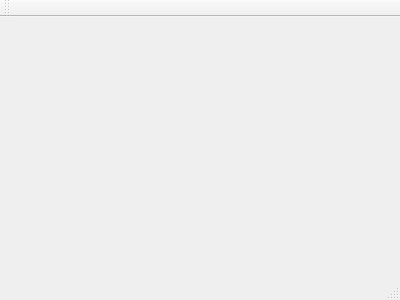
Above: C++Project/GM-Companion/mainwindow.ui from PhilInTheGaps/GM-Companion before the change. Below: the same form after it.
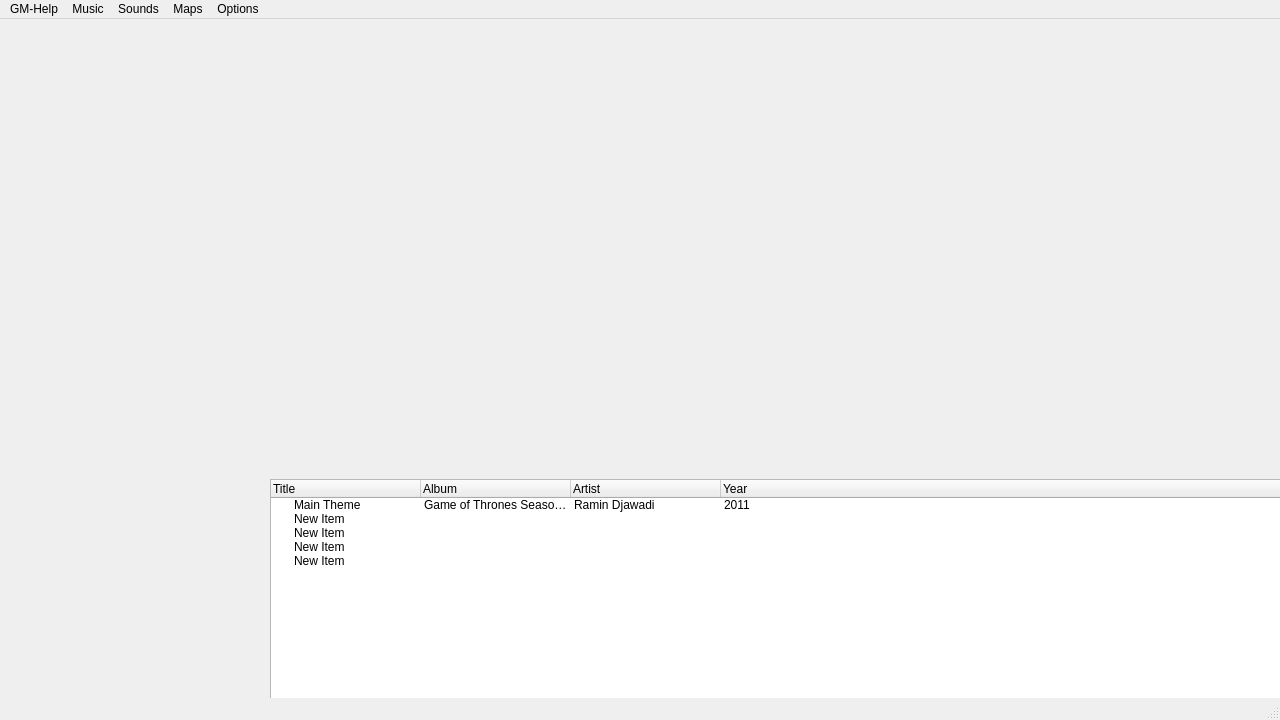
That is the form after the change. Icons and pictures are not drawn.

```diff
--- a/C++Project/GM-Companion/mainwindow.ui
+++ b/C++Project/GM-Companion/mainwindow.ui
@@ -1,24 +1,206 @@
 <ui version="4.0">
  <class>MainWindow</class>
- <widget class="QMainWindow" name="MainWindow" >
-  <property name="geometry" >
+ <widget class="QMainWindow" name="MainWindow">
+  <property name="geometry">
    <rect>
     <x>0</x>
     <y>0</y>
-    <width>400</width>
-    <height>300</height>
+    <width>1280</width>
+    <height>720</height>
    </rect>
   </property>
   <property name="windowTitle" >
    <string>MainWindow</string>
   </property>
-  <widget class="QMenuBar" name="menuBar" />
-  <widget class="QToolBar" name="mainToolBar" />
-  <widget class="QWidget" name="centralWidget" />
-  <widget class="QStatusBar" name="statusBar" />
+  <property name="windowIcon">
+   <iconset resource="testresources.qrc">
+    <normaloff>:/icons/ico/resources/icon256.ico</normaloff>:/icons/ico/resources/icon256.ico</iconset>
+  </property>
+  <property name="tabShape">
+   <enum>QTabWidget::Triangular</enum>
+  </property>
+  <widget class="QWidget" name="centralWidget">
+   <widget class="QTreeWidget" name="treeWidget">
+    <property name="geometry">
+     <rect>
+      <x>270</x>
+      <y>460</y>
+      <width>1011</width>
+      <height>221</height>
+     </rect>
+    </property>
+    <attribute name="headerVisible">
+     <bool>true</bool>
+    </attribute>
+    <attribute name="headerCascadingSectionResizes">
+     <bool>false</bool>
+    </attribute>
+    <attribute name="headerDefaultSectionSize">
+     <number>150</number>
+    </attribute>
+    <attribute name="headerHighlightSections">
+     <bool>true</bool>
+    </attribute>
+    <attribute name="headerShowSortIndicator" stdset="0">
+     <bool>true</bool>
+    </attribute>
+    <attribute name="headerStretchLastSection">
+     <bool>true</bool>
+    </attribute>
+    <column>
+     <property name="text">
+      <string>Title</string>
+     </property>
+    </column>
+    <column>
+     <property name="text">
+      <string>Album</string>
+     </property>
+    </column>
+    <column>
+     <property name="text">
+      <string>Artist</string>
+     </property>
+    </column>
+    <column>
+     <property name="text">
+      <string>Year</string>
+     </property>
+    </column>
+    <item>
+     <property name="text">
+      <string>Main Theme</string>
+     </property>
+     <property name="text">
+      <string>Game of Thrones Season 1</string>
+     </property>
+     <property name="icon">
+      <iconset>
+       <normalon>../../../../Google Drive/GM Boys/GM-Companion/Resources/Icons/Music/OSTs/Game of Thrones Season 1.jpg</normalon>
+      </iconset>
+     </property>
+     <property name="text">
+      <string>Ramin Djawadi</string>
+     </property>
+     <property name="text">
+      <string>2011</string>
+     </property>
+    </item>
+    <item>
+     <property name="text">
+      <string>New Item</string>
+     </property>
+     <property name="text">
+      <string/>
+     </property>
+     <property name="text">
+      <string/>
+     </property>
+     <property name="text">
+      <string/>
+     </property>
+    </item>
+    <item>
+     <property name="text">
+      <string>New Item</string>
+     </property>
+     <property name="text">
+      <string/>
+     </property>
+     <property name="text">
+      <string/>
+     </property>
+     <property name="text">
+      <string/>
+     </property>
+    </item>
+    <item>
+     <property name="text">
+      <string>New Item</string>
+     </property>
+     <property name="text">
+      <string/>
+     </property>
+     <property name="text">
+      <string/>
+     </property>
+     <property name="text">
+      <string/>
+     </property>
+    </item>
+    <item>
+     <property name="text">
+      <string>New Item</string>
+     </property>
+     <property name="text">
+      <string/>
+     </property>
+     <property name="text">
+      <string/>
+     </property>
+     <property name="text">
+      <string/>
+     </property>
+    </item>
+   </widget>
+  </widget>
+  <widget class="QMenuBar" name="menuBar">
+   <property name="geometry">
+    <rect>
+     <x>0</x>
+     <y>0</y>
+     <width>1280</width>
+     <height>20</height>
+    </rect>
+   </property>
+   <widget class="QMenu" name="menuGM_Help">
+    <property name="title">
+     <string>GM-Help</string>
+    </property>
+    <addaction name="actionDice"/>
+    <addaction name="actionDatabase"/>
+   </widget>
+   <widget class="QMenu" name="menuMusic">
+    <property name="title">
+     <string>Music</string>
+    </property>
+   </widget>
+   <widget class="QMenu" name="menuSounds">
+    <property name="title">
+     <string>Sounds</string>
+    </property>
+   </widget>
+   <widget class="QMenu" name="menuMaps">
+    <property name="title">
+     <string>Maps</string>
+    </property>
+   </widget>
+   <widget class="QMenu" name="menuOptions">
+    <property name="title">
+     <string>Options</string>
+    </property>
+   </widget>
+   <addaction name="menuGM_Help"/>
+   <addaction name="menuMusic"/>
+   <addaction name="menuSounds"/>
+   <addaction name="menuMaps"/>
+   <addaction name="menuOptions"/>
+  </widget>
+  <widget class="QStatusBar" name="statusBar"/>
+  <action name="actionDice">
+   <property name="text">
+    <string>Dice</string>
+   </property>
+  </action>
+  <action name="actionDatabase">
+   <property name="text">
+    <string>Database</string>
+   </property>
+  </action>
  </widget>
- <layoutDefault spacing="6" margin="11" />
- <pixmapfunction></pixmapfunction>
- <resources/>
+ <layoutdefault spacing="6" margin="11"/>
+ <resources>
+  <include location="testresources.qrc"/>
+ </resources>
  <connections/>
 </ui>
```
Left out of the diff: 5 changed lines with no effect on the pictures.
